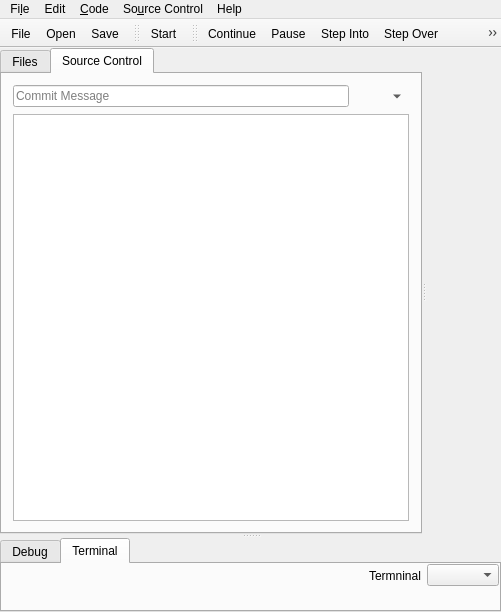
First picture: the form in mainwindow.ui, repository theCheeseboard/theSlate, before the edit.
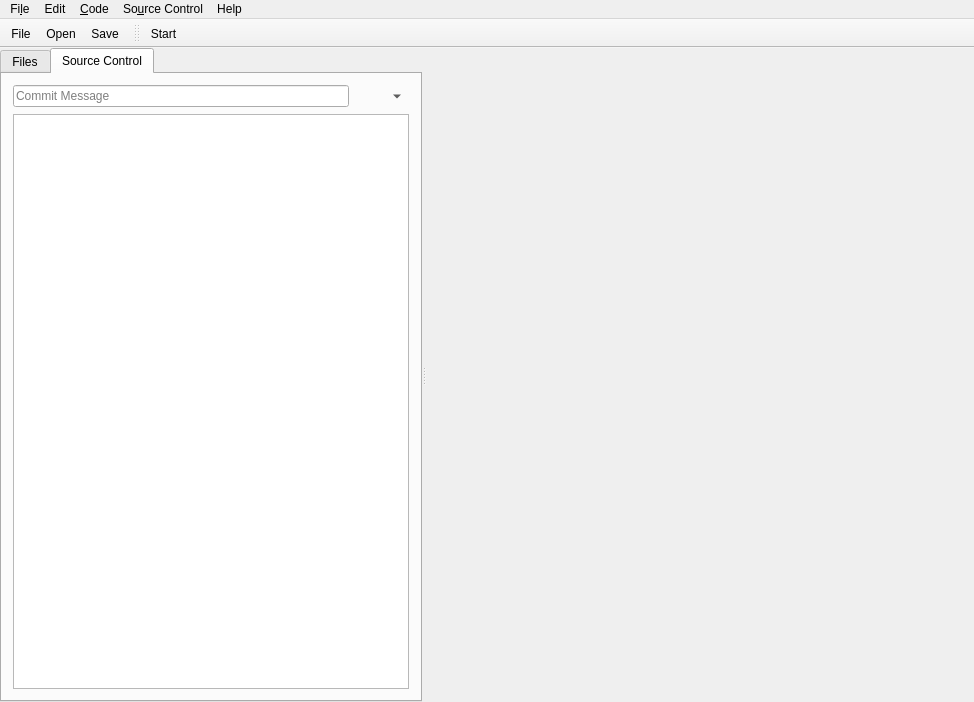
Second picture: the form after the edit. The open tabs and pages were chosen to show the change. Icons and pictures are not drawn.

Diff of the .ui file:
```diff
--- a/mainwindow.ui
+++ b/mainwindow.ui
@@ -6,8 +6,8 @@
    <rect>
     <x>0</x>
     <y>0</y>
-    <width>501</width>
-    <height>612</height>
+    <width>974</width>
+    <height>702</height>
    </rect>
   </property>
   <property name="windowTitle">
@@ -35,16 +35,6 @@
      <number>0</number>
     </property>
     <item>
-     <widget class="QSplitter" name="splitter_2">
-      <property name="sizePolicy">
-       <sizepolicy hsizetype="Preferred" vsizetype="Expanding">
-        <horstretch>0</horstretch>
-        <verstretch>0</verstretch>
-       </sizepolicy>
-      </property>
-      <property name="orientation">
-       <enum>Qt::Vertical</enum>
-      </property>
       <widget class="QSplitter" name="splitter">
        <property name="sizePolicy">
         <sizepolicy hsizetype="Expanding" vsizetype="Preferred">
@@ -403,172 +393,6 @@
         </layout>
        </widget>
       </widget>
-      <widget class="QFrame" name="debugFrame">
-       <property name="sizePolicy">
-        <sizepolicy hsizetype="Preferred" vsizetype="Preferred">
-         <horstretch>0</horstretch>
-         <verstretch>1</verstretch>
-        </sizepolicy>
-       </property>
-       <property name="frameShape">
-        <enum>QFrame::NoFrame</enum>
-       </property>
-       <property name="frameShadow">
-        <enum>QFrame::Raised</enum>
-       </property>
-       <layout class="QVBoxLayout" name="verticalLayout_4">
-        <property name="leftMargin">
-         <number>0</number>
-        </property>
-        <property name="topMargin">
-         <number>0</number>
-        </property>
-        <property name="rightMargin">
-         <number>0</number>
-        </property>
-        <property name="bottomMargin">
-         <number>0</number>
-        </property>
-        <item>
-         <widget class="QTabWidget" name="debugTabs">
-          <property name="sizePolicy">
-           <sizepolicy hsizetype="Expanding" vsizetype="Expanding">
-            <horstretch>0</horstretch>
-            <verstretch>0</verstretch>
-           </sizepolicy>
-          </property>
-          <property name="currentIndex">
-           <number>0</number>
-          </property>
-          <widget class="QWidget" name="tab">
-           <attribute name="title">
-            <string>Debug</string>
-           </attribute>
-           <layout class="QGridLayout" name="gridLayout">
-            <item row="0" column="1">
-             <widget class="QComboBox" name="runConfigurations">
-              <property name="sizePolicy">
-               <sizepolicy hsizetype="Expanding" vsizetype="Fixed">
-                <horstretch>0</horstretch>
-                <verstretch>0</verstretch>
-               </sizepolicy>
-              </property>
-             </widget>
-            </item>
-            <item row="0" column="0">
-             <widget class="QLabel" name="label">
-              <property name="text">
-               <string>Run Configuration</string>
-              </property>
-             </widget>
-            </item>
-           </layout>
-          </widget>
-          <widget class="QWidget" name="tab_3">
-           <attribute name="title">
-            <string>Terminal</string>
-           </attribute>
-           <layout class="QVBoxLayout" name="verticalLayout_7">
-            <property name="spacing">
-             <number>0</number>
-            </property>
-            <property name="leftMargin">
-             <number>0</number>
-            </property>
-            <property name="topMargin">
-             <number>0</number>
-            </property>
-            <property name="rightMargin">
-             <number>0</number>
-            </property>
-            <property name="bottomMargin">
-             <number>0</number>
-            </property>
-            <item>
-             <widget class="QFrame" name="frame">
-              <property name="frameShape">
-               <enum>QFrame::NoFrame</enum>
-              </property>
-              <property name="frameShadow">
-               <enum>QFrame::Raised</enum>
-              </property>
-              <layout class="QHBoxLayout" name="horizontalLayout_2">
-               <property name="leftMargin">
-                <number>0</number>
-               </property>
-               <property name="topMargin">
-                <number>0</number>
-               </property>
-               <property name="rightMargin">
-                <number>0</number>
-               </property>
-               <property name="bottomMargin">
-                <number>0</number>
-               </property>
-               <item>
-                <widget class="QToolButton" name="newTerminalButton">
-                 <property name="text">
-                  <string/>
-                 </property>
-                 <property name="icon">
-                  <iconset theme="list-add">
-                   <normaloff>.</normaloff>.</iconset>
-                 </property>
-                 <property name="autoRaise">
-                  <bool>true</bool>
-                 </property>
-                </widget>
-               </item>
-               <item>
-                <widget class="QToolButton" name="closeTerminal">
-                 <property name="text">
-                  <string/>
-                 </property>
-                 <property name="icon">
-                  <iconset theme="window-close">
-                   <normaloff>.</normaloff>.</iconset>
-                 </property>
-                 <property name="autoRaise">
-                  <bool>true</bool>
-                 </property>
-                </widget>
-               </item>
-               <item>
-                <spacer name="horizontalSpacer">
-                 <property name="orientation">
-                  <enum>Qt::Horizontal</enum>
-                 </property>
-                 <property name="sizeHint" stdset="0">
-                  <size>
-                   <width>40</width>
-                   <height>20</height>
-                  </size>
-                 </property>
-                </spacer>
-               </item>
-               <item>
-                <widget class="QLabel" name="label_3">
-                 <property name="text">
-                  <string>Termninal</string>
-                 </property>
-                </widget>
-               </item>
-               <item>
-                <widget class="QComboBox" name="terminalBox"/>
-               </item>
-              </layout>
-             </widget>
-            </item>
-            <item>
-             <widget class="QStackedWidget" name="terminals"/>
-            </item>
-           </layout>
-          </widget>
-         </widget>
-        </item>
-       </layout>
-      </widget>
-     </widget>
     </item>
    </layout>
   </widget>
@@ -577,7 +401,7 @@
     <rect>
      <x>0</x>
      <y>0</y>
-     <width>501</width>
+     <width>974</width>
      <height>22</height>
     </rect>
    </property>
@@ -676,22 +500,6 @@
    </attribute>
    <addaction name="actionStart"/>
   </widget>
-  <widget class="QToolBar" name="debugToolbar">
-   <property name="windowTitle">
-    <string>toolBar_2</string>
-   </property>
-   <attribute name="toolBarArea">
-    <enum>TopToolBarArea</enum>
-   </attribute>
-   <attribute name="toolBarBreak">
-    <bool>false</bool>
-   </attribute>
-   <addaction name="actionContinue"/>
-   <addaction name="actionPause"/>
-   <addaction name="actionStep_Into"/>
-   <addaction name="actionStep_Over"/>
-   <addaction name="actionStep_Out"/>
-  </widget>
   <action name="actionNew">
    <property name="icon">
     <iconset theme="document-new" resource="icons.qrc">
```
Left out of the diff: 3 changed lines with no effect on the pictures. Lines whose indentation alone changed are shown as unchanged.
